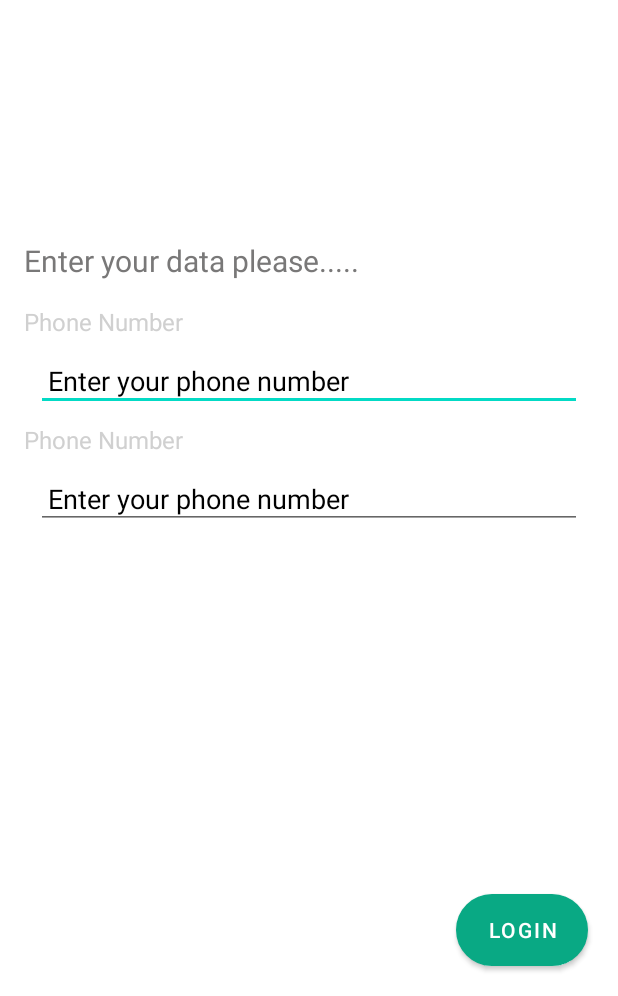
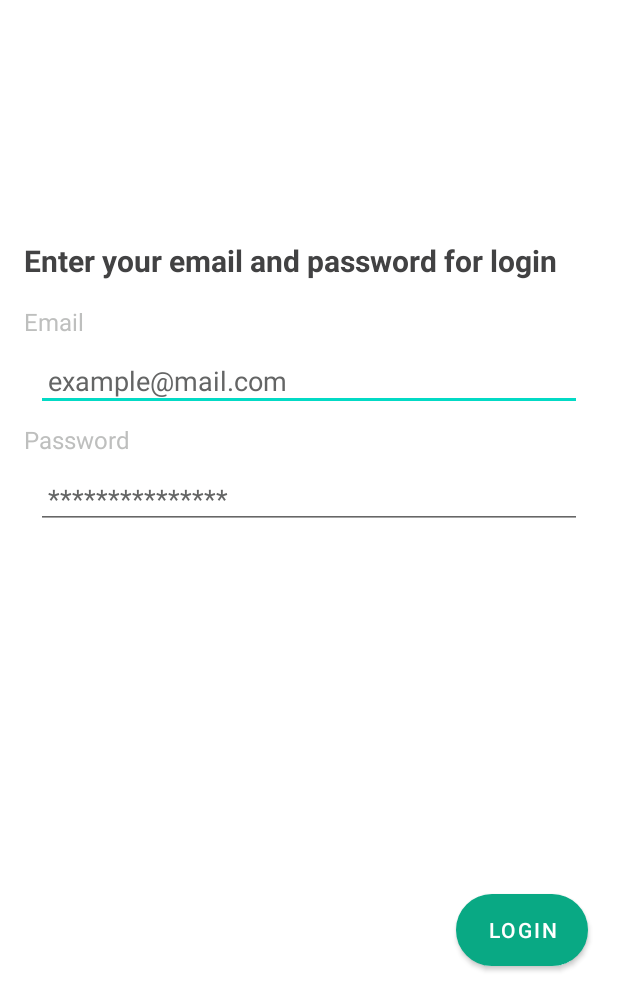
Before and after one commit to Jkutkut/FastChat, an Android app: the LoginActivity screen opened directly, with no data from a screen before it, on a phone screen of 412 x 824 dp, the part 240-1236 px from its top. Run offline under Robolectric (Android 15) with nearby library versions, the phone set to English and light mode, and no system bars; plain views replace ArcView.

Commit message:
minor changes and prepare PR

```diff
--- a/app/app/src/main/java/org/fastchat/MainActivity.java
+++ b/app/app/src/main/java/org/fastchat/MainActivity.java
@@ -27,7 +27,7 @@ public class MainActivity extends AppCompatActivity {
             String port = "4242"; // Port WebSocket server
             String endpoint = "test"; // Path WebSocket server
 
-            Intent intent = new Intent(MainActivity.this, ChatActivity.class);
+            Intent intent = new Intent(MainActivity.this, LoginActivity.class);
             intent.putExtra("ip", ip);
             intent.putExtra("port", port);
             intent.putExtra("endpoint", endpoint);
--- a/app/app/src/main/res/layout/activity_login.xml
+++ b/app/app/src/main/res/layout/activity_login.xml
@@ -63,8 +63,9 @@
             android:layout_height="wrap_content"
             android:layout_gravity="center"
             android:layout_marginTop="8dp"
-            android:text="Enter your data please....."
-            android:textColor="#797878"
+            android:textStyle="bold"
+            android:text="Enter your email and password for login"
+            android:textColor="#424243"
             android:textSize="20sp" />
 
         <LinearLayout
@@ -79,8 +80,8 @@
                 android:layout_height="wrap_content"
                 android:layout_gravity="center"
                 android:layout_marginTop="8dp"
-                android:text="Phone Number"
-                android:textColor="#d0d0d0"
+                android:text="Email"
+                android:textColor="#bebfbe"
                 android:textSize="16sp" />
 
             <EditText
@@ -90,11 +91,11 @@
                 android:layout_marginStart="8dp"
                 android:layout_marginTop="8dp"
                 android:layout_marginEnd="8dp"
-                android:hint="Enter your phone number"
+                android:hint="example@mail.com"
                 android:inputType="textEmailAddress"
                 android:padding="8dp"
                 android:textColor="@color/black"
-                android:textColorHint="@color/black" />
+                android:textColorHint="#646565" />
 
             <TextView
                 android:id="@+id/tvPassword"
@@ -102,8 +103,8 @@
                 android:layout_height="wrap_content"
                 android:layout_gravity="center"
                 android:layout_marginTop="8dp"
-                android:text="Phone Number"
-                android:textColor="#d0d0d0"
+                android:text="Password"
+                android:textColor="#bebfbe"
                 android:textSize="16sp" />
 
             <EditText
@@ -113,11 +114,11 @@
                 android:layout_marginStart="8dp"
                 android:layout_marginTop="8dp"
                 android:layout_marginEnd="8dp"
-                android:hint="Enter your phone number"
+                android:hint="***************"
                 android:inputType="textPassword"
                 android:padding="8dp"
                 android:textColor="@color/black"
-                android:textColorHint="@color/black" />
+                android:textColorHint="#646565" />
 
         </LinearLayout>
 
```
